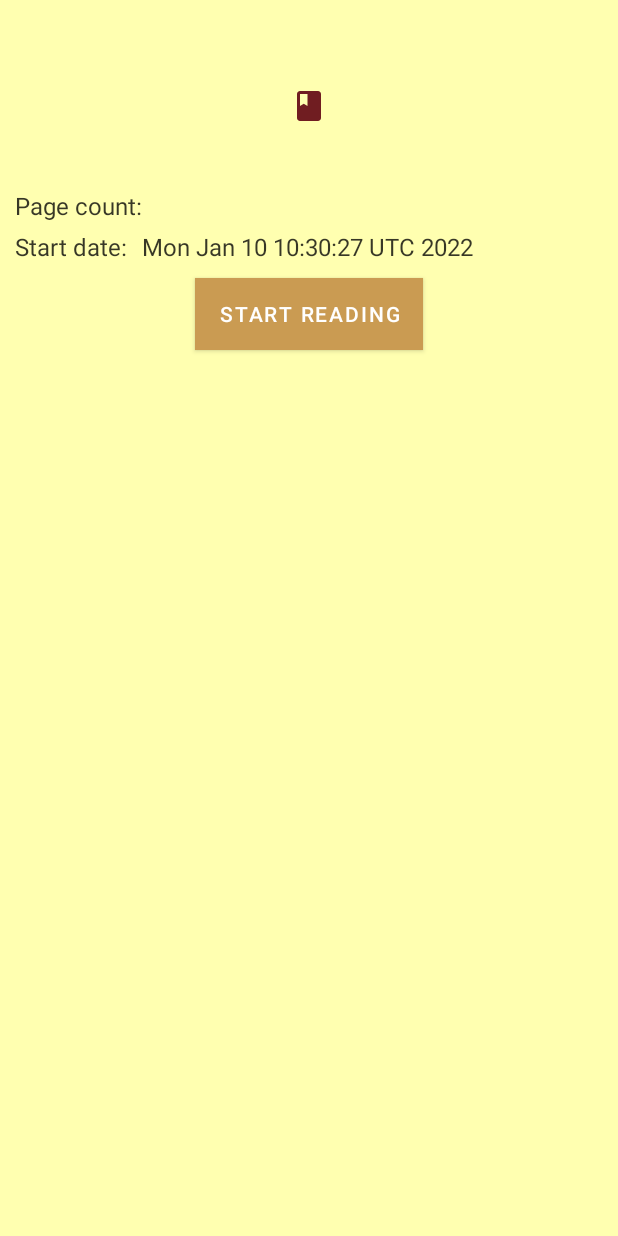
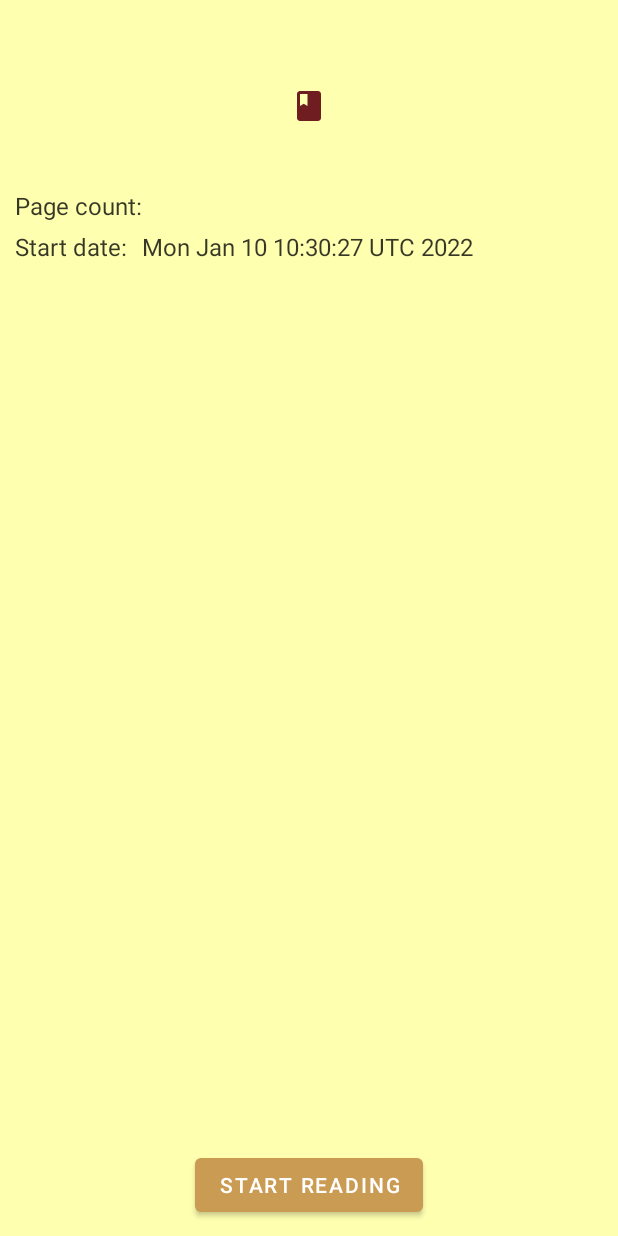
Before and after one commit to piogru/BookTracker, an Android app: the AddBooksActivity screen opened directly, with no data from a screen before it, on a phone screen of 412 x 824 dp. Run offline under Robolectric (Android 15) with nearby library versions, the phone set to English and light mode, and no system bars; our stand-ins replace Picasso, Room's generated code; pictures from the network do not load; 4 statements that could not run were skipped.

Commit message:
Move button to bottom of screen AddBook and BookDetails views

```diff
--- a/app/src/main/java/com/example/booktracker/BookSearchFragment.java
+++ b/app/src/main/java/com/example/booktracker/BookSearchFragment.java
@@ -143,7 +143,7 @@ public class BookSearchFragment extends Fragment {
     public void onSaveInstanceState(Bundle outState) {
         super.onSaveInstanceState(outState);
 
-        if(recyclerView.getLayoutManager() != null) {
+        if(recyclerView != null) {
             outState.putParcelable(KEY_RECYCLER_VIEW, recyclerView.getLayoutManager().onSaveInstanceState());
             outState.putParcelableArrayList(KEY_ADAPTER_DATA, (ArrayList) ((BookAdapter) recyclerView.getAdapter()).getBooks());
         }
--- a/app/src/main/res/layout-land/activity_add_book.xml
+++ b/app/src/main/res/layout-land/activity_add_book.xml
@@ -100,10 +100,16 @@
         </LinearLayout>
     </LinearLayout>
 
+    <Space
+        android:layout_width="match_parent"
+        android:layout_height="0dp"
+        android:layout_weight="1" />
+
     <Button
         android:id="@+id/button_save"
         android:layout_width="@dimen/button_wide"
         android:layout_height="wrap_content"
+        android:layout_marginBottom="@dimen/margin_large"
         android:background="@color/purple_200"
         android:text="@string/start_reading"
         />
--- a/app/src/main/res/layout/activity_add_book.xml
+++ b/app/src/main/res/layout/activity_add_book.xml
@@ -13,6 +13,9 @@
         android:textSize="@dimen/text_xl"
         android:layout_marginTop="@dimen/margin_medium"
         android:layout_marginBottom="@dimen/margin_small"
+        android:gravity="center_horizontal"
+        android:layout_gravity="center_horizontal"
+        android:foregroundGravity="center_horizontal"
         style="@style/TextAppearance.BookTracker.Title"
         />
 
@@ -81,11 +84,16 @@
             />
     </LinearLayout>
 
+    <Space
+        android:layout_width="match_parent"
+        android:layout_height="0dp"
+        android:layout_weight="1" />
+
     <Button
         android:id="@+id/button_save"
         android:layout_width="wrap_content"
         android:layout_height="wrap_content"
-        android:background="@color/purple_200"
+        android:layout_marginBottom="@dimen/margin_large"
         android:text="@string/start_reading"
         />
 </LinearLayout>
```
Also changed, not shown: app/src/main/res/layout-land/activity_book_details.xml (+5 -3 lines), app/src/main/res/layout/activity_book_details.xml (+5 -3 lines).
